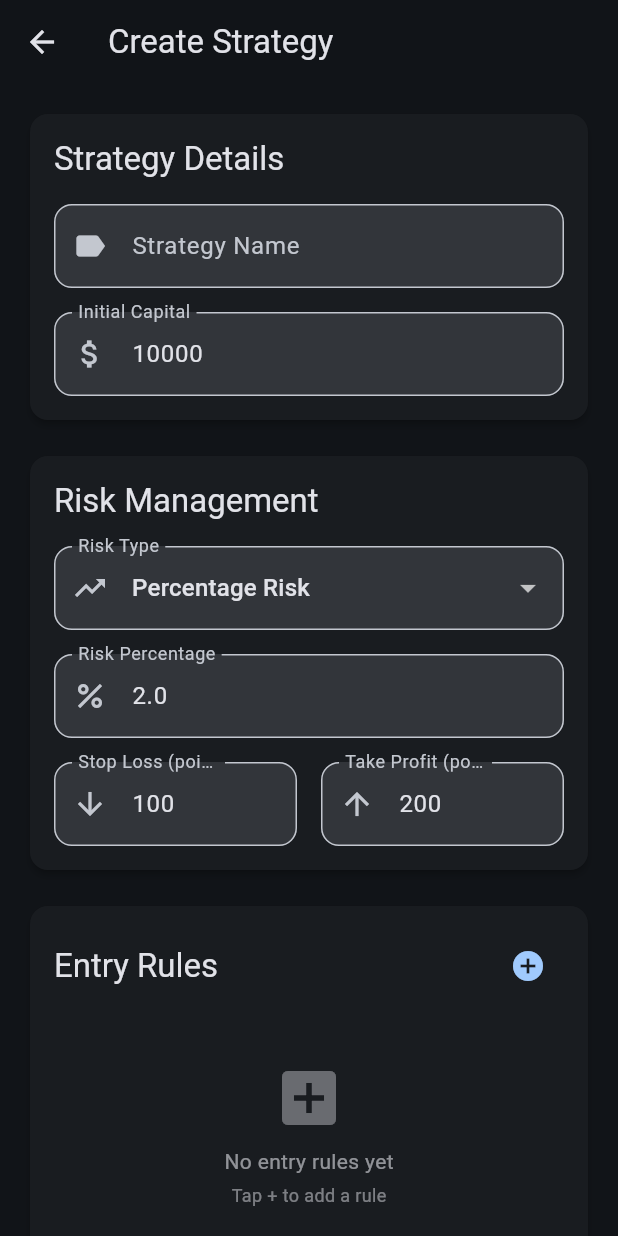
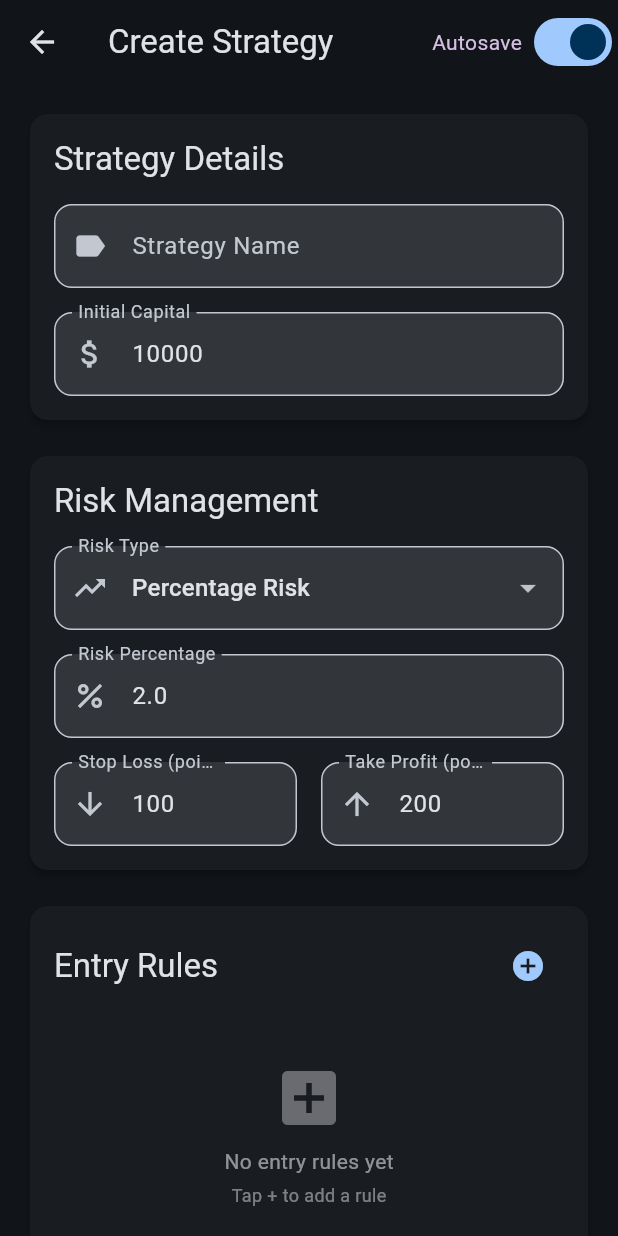
Before and after one commit to jjaenal/backtest-x, a Flutter app: the StrategyBuilderView screen opened by its route, on a phone screen of 412 x 824 dp. Run offline on Flutter 3.47's test engine with Material 3 defaults, Android fonts, the light colour scheme and no system bars; our stand-ins replace csv, file_picker, fl_chart, font_awesome_flutter, freezed_annotation, logger and 8 more; missing offline and left inert: universal_html; accounts and stored records are empty.

Commit message:
add toggle auto save on strategy builder

```diff
--- a/lib/ui/views/strategy_builder/strategy_builder_view.dart
+++ b/lib/ui/views/strategy_builder/strategy_builder_view.dart
@@ -21,6 +21,18 @@ class StrategyBuilderView extends StackedView<StrategyBuilderViewModel> {
           title:
               Text(viewModel.isEditing ? 'Edit Strategy' : 'Create Strategy'),
           actions: [
+            Row(spacing: 4, children: [
+              Text(
+                'Autosave',
+                style: TextStyle(
+                  color: Theme.of(context).colorScheme.tertiary,
+                ),
+              ),
+              Switch(
+                value: viewModel.autosaveEnabled,
+                onChanged: viewModel.toggleAutosave,
+              ),
+            ]),
             if (viewModel.isEditing)
               IconButton(
                 icon: const Icon(Icons.delete),
@@ -176,7 +188,8 @@ class StrategyBuilderView extends StackedView<StrategyBuilderViewModel> {
                                   IconButton(
                                     icon: const Icon(Icons.add_circle),
                                     onPressed: viewModel.addEntryRule,
-                                    color: Theme.of(context).colorScheme.primary,
+                                    color:
+                                        Theme.of(context).colorScheme.primary,
                                   ),
                                 ],
                               ),
@@ -255,7 +268,8 @@ class StrategyBuilderView extends StackedView<StrategyBuilderViewModel> {
                                   IconButton(
                                     icon: const Icon(Icons.add_circle),
                                     onPressed: viewModel.addExitRule,
-                                    color: Theme.of(context).colorScheme.primary,
+                                    color:
+                                        Theme.of(context).colorScheme.primary,
                                   ),
                                 ],
                               ),
@@ -404,8 +418,7 @@ class StrategyBuilderView extends StackedView<StrategyBuilderViewModel> {
                                             context,
                                             'Win Rate',
                                             '${viewModel.previewResult!.summary.winRate.toStringAsFixed(1)}%',
-                                            viewModel.previewResult!.summary
-                                                        .winRate >=
+                                            viewModel.previewResult!.summary.winRate >=
                                                     50
                                                 ? Theme.of(context)
                                                     .colorScheme
@@ -507,6 +520,15 @@ class StrategyBuilderView extends StackedView<StrategyBuilderViewModel> {
                             ),
                           ),
                         ),
+
+                      const SizedBox(height: 8),
+                      Center(
+                        child: TextButton.icon(
+                          onPressed: viewModel.discardDraft,
+                          icon: const Icon(Icons.delete_forever),
+                          label: const Text('Discard Draft'),
+                        ),
+                      ),
 
                       const SizedBox(height: 24),
                     ],
```
Also changed, not shown: lib/ui/views/strategy_builder/strategy_builder_viewmodel.dart (+40 -0 lines).
